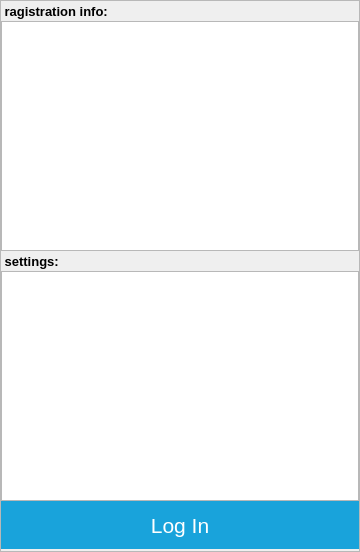
mobius-software-ltd/iotbroker.cloud-cpp-client, file loginform.ui: the form before one commit.
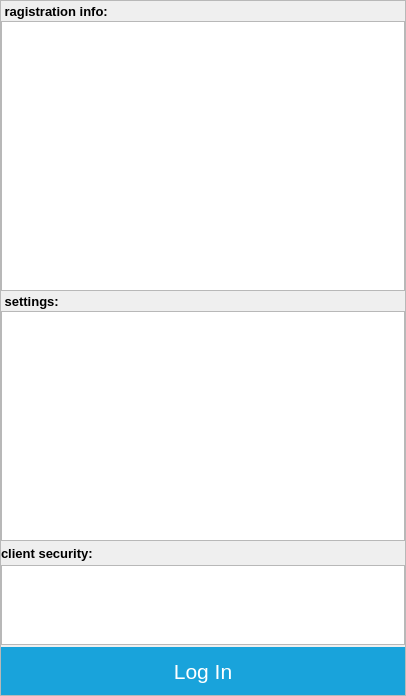
The form after the commit. Custom widgets are drawn as their Qt base class.

The edit to the form file:
```diff
--- a/loginform.ui
+++ b/loginform.ui
@@ -6,8 +6,8 @@
    <rect>
     <x>0</x>
     <y>0</y>
-    <width>360</width>
-    <height>552</height>
+    <width>406</width>
+    <height>696</height>
    </rect>
   </property>
   <property name="windowTitle">
@@ -57,37 +57,19 @@
        <number>0</number>
       </property>
       <item row="0" column="0">
-       <widget class="QLabel" name="label">
-        <property name="minimumSize">
-         <size>
-          <width>0</width>
-          <height>20</height>
-         </size>
+       <layout class="QFormLayout" name="formLayout_2">
+        <property name="horizontalSpacing">
+         <number>0</number>
         </property>
-        <property name="maximumSize">
-         <size>
-          <width>16777215</width>
-          <height>20</height>
-         </size>
+        <property name="verticalSpacing">
+         <number>0</number>
         </property>
-        <property name="styleSheet">
-         <string notr="true">font-size:10pt; 
-font-weight:700;</string>
-        </property>
-        <property name="text">
-         <string> ragistration info:</string>
-        </property>
-        <property name="margin">
-         <number>4</number>
-        </property>
-       </widget>
-      </item>
-      <item row="1" column="0">
+        <item row="1" column="0" colspan="2">
        <widget class="ListWidget" name="registrationInfoWidget">
         <property name="minimumSize">
          <size>
           <width>0</width>
-          <height>230</height>
+            <height>270</height>
          </size>
         </property>
         <property name="maximumSize">
@@ -119,7 +101,68 @@
         </property>
        </widget>
       </item>
-      <item row="2" column="0">
+        <item row="0" column="0" colspan="2">
+         <widget class="QLabel" name="label">
+          <property name="minimumSize">
+           <size>
+            <width>0</width>
+            <height>20</height>
+           </size>
+          </property>
+          <property name="maximumSize">
+           <size>
+            <width>16777215</width>
+            <height>20</height>
+           </size>
+          </property>
+          <property name="styleSheet">
+           <string notr="true">font-size:10pt; 
+font-weight:700;</string>
+          </property>
+          <property name="text">
+           <string> ragistration info:</string>
+          </property>
+          <property name="margin">
+           <number>4</number>
+          </property>
+         </widget>
+        </item>
+       </layout>
+      </item>
+      <item row="1" column="0">
+       <layout class="QFormLayout" name="formLayout">
+        <property name="horizontalSpacing">
+         <number>0</number>
+        </property>
+        <property name="verticalSpacing">
+         <number>0</number>
+        </property>
+        <item row="1" column="0" colspan="2">
+         <widget class="ListWidget" name="settingsWidget">
+          <property name="minimumSize">
+           <size>
+            <width>0</width>
+            <height>230</height>
+           </size>
+          </property>
+          <property name="maximumSize">
+           <size>
+            <width>16777215</width>
+            <height>230</height>
+           </size>
+          </property>
+          <property name="focusPolicy">
+           <enum>Qt::NoFocus</enum>
+          </property>
+          <property name="alternatingRowColors">
+           <bool>true</bool>
+          </property>
+          <property name="selectionMode">
+           <enum>QAbstractItemView::NoSelection</enum>
+          </property>
+         </widget>
+        </item>
+        <item row="0" column="0" colspan="2">
        <widget class="QLabel" name="label_2">
         <property name="minimumSize">
          <size>
@@ -145,32 +188,70 @@
         </property>
        </widget>
       </item>
+       </layout>
+      </item>
+      <item row="2" column="0">
+       <layout class="QFormLayout" name="formLayout_3">
+        <property name="horizontalSpacing">
+         <number>0</number>
+        </property>
+        <property name="verticalSpacing">
+         <number>0</number>
+        </property>
+        <item row="1" column="0" colspan="2">
+         <widget class="ListWidget" name="securityWidget">
+          <property name="minimumSize">
+           <size>
+            <width>0</width>
+            <height>80</height>
+           </size>
+          </property>
+          <property name="maximumSize">
+           <size>
+            <width>16777215</width>
+            <height>80</height>
+           </size>
+          </property>
+          <property name="focusPolicy">
+           <enum>Qt::NoFocus</enum>
+          </property>
+          <property name="alternatingRowColors">
+           <bool>true</bool>
+          </property>
+          <property name="selectionMode">
+           <enum>QAbstractItemView::NoSelection</enum>
+          </property>
+         </widget>
+        </item>
+        <item row="0" column="0" colspan="2">
+         <widget class="QLabel" name="label_3">
+          <property name="minimumSize">
+           <size>
+            <width>0</width>
+            <height>20</height>
+           </size>
+          </property>
+          <property name="maximumSize">
+           <size>
+            <width>16777215</width>
+            <height>20</height>
+           </size>
+          </property>
+          <property name="styleSheet">
+           <string notr="true">font-size:10pt; 
+font-weight:700;</string>
+          </property>
+          <property name="text">
+           <string>client security:</string>
+          </property>
+          <property name="margin">
+           <number>4</number>
+          </property>
+         </widget>
+        </item>
+       </layout>
+      </item>
       <item row="3" column="0">
-       <widget class="ListWidget" name="settingsWidget">
-        <property name="minimumSize">
-         <size>
-          <width>0</width>
-          <height>230</height>
-         </size>
-        </property>
-        <property name="maximumSize">
-         <size>
-          <width>16777215</width>
-          <height>230</height>
-         </size>
-        </property>
-        <property name="focusPolicy">
-         <enum>Qt::NoFocus</enum>
-        </property>
-        <property name="alternatingRowColors">
-         <bool>true</bool>
-        </property>
-        <property name="selectionMode">
-         <enum>QAbstractItemView::NoSelection</enum>
-        </property>
-       </widget>
-      </item>
-      <item row="4" column="0">
        <widget class="QPushButton" name="pushButton">
         <property name="minimumSize">
          <size>
```
Lines whose indentation alone changed are shown as unchanged.
